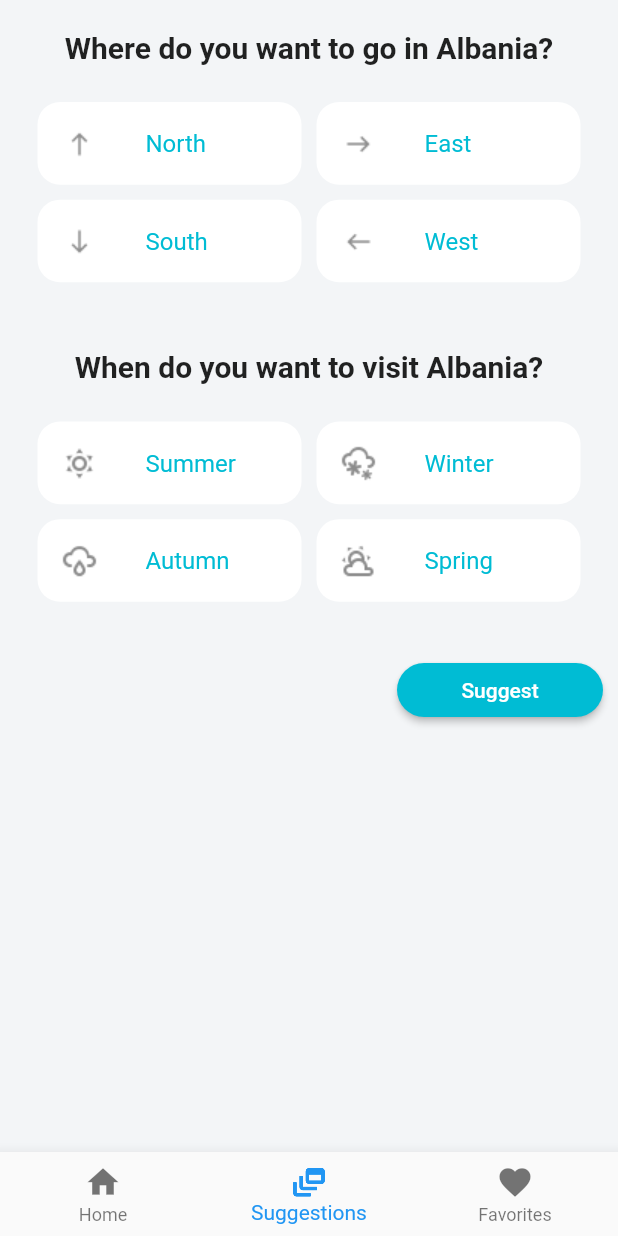
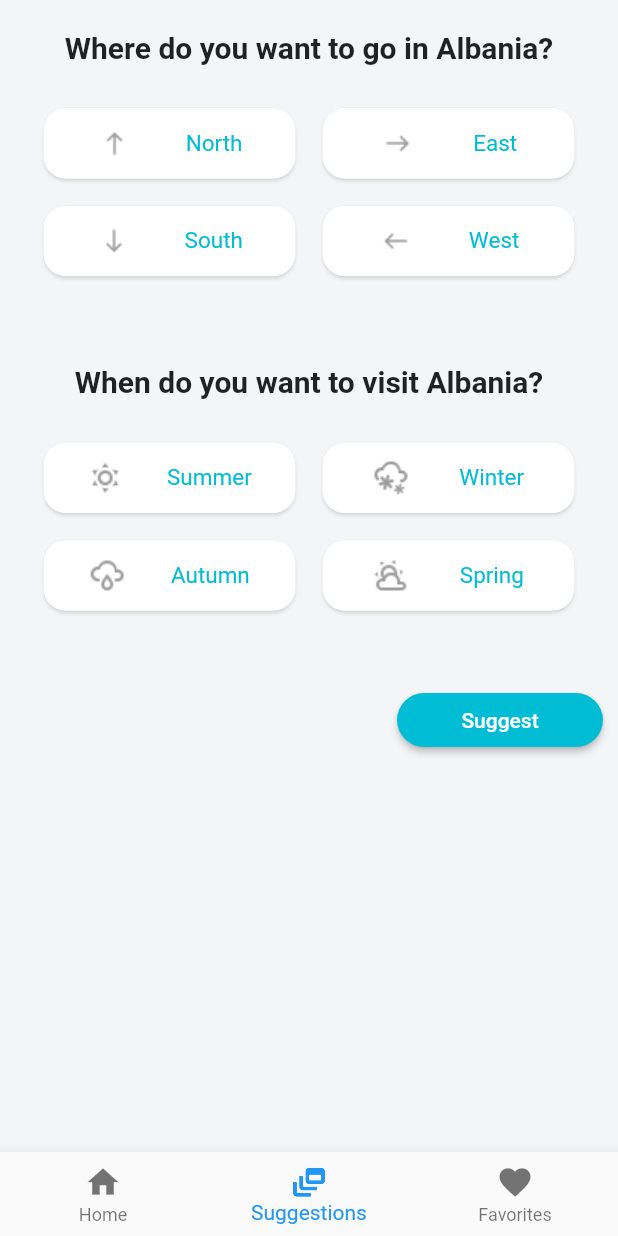
Before and after one commit to event-h0r1zon/AlbaniaGo, a Flutter app: the SuggestionsScreen screen opened by its route, on a phone screen of 412 x 824 dp. Run offline on Flutter 3.47's test engine with Material 2 defaults, Android fonts, the phone set to English and light mode, and no system bars; our stand-ins replace font_awesome_flutter, shared_preferences; accounts and stored records are empty; network calls fail.

Commit message:
Early Version

```diff
--- a/lib/providers/places.dart
+++ b/lib/providers/places.dart
@@ -35,7 +35,7 @@ class Places with ChangeNotifier {
   }
 
   Future<void> fetchPlaces() async {
-    const url = 'http://10.0.2.2:3000/places';
+    const url = 'http://192.168.1.5:3000/places';
     try {
       final response = await http.get(url);
       final data = json.decode(response.body);
--- a/lib/providers/sights.dart
+++ b/lib/providers/sights.dart
@@ -22,7 +22,7 @@ class PlaceSights with ChangeNotifier {
   }
 
   Future<void> fetchSights(String placeID) async {
-    var url = 'http://10.0.2.2:3000/places/$placeID/sights';
+    var url = 'http://192.168.1.5:3000/places/$placeID/sights';
     try {
       final response = await http.get(url);
       final data = json.decode(response.body);
--- a/lib/providers/suggestion.dart
+++ b/lib/providers/suggestion.dart
@@ -79,22 +79,10 @@ class _SuggestionTilesState extends State<SuggestionTiles> {
             .suggestionsCategories[widget.name]
             .suggestions;
     return Container(
-      height: 40,
-      width: 180,
       margin: EdgeInsets.all(5),
       child: ClipRRect(
         borderRadius: BorderRadius.circular(15),
-        child: ListTile(
-          shape: RoundedRectangleBorder(
-            borderRadius: BorderRadius.circular(15),
-          ),
-          title: Text(
-            suggestions[widget.index].text,
-            style: TextStyle(color: Colors.cyan),
-          ),
-          tileColor: suggestions[widget.index].active
-              ? Color(0xFFebfeff)
-              : Colors.white,
+        child: GestureDetector(
           onTap: () {
             setState(() {
               switch (widget.name) {
@@ -112,8 +100,31 @@ class _SuggestionTilesState extends State<SuggestionTiles> {
               suggestions[widget.index].toggleActivation();
             });
           },
-          leading: ImageIcon(
-            suggestions[widget.index].icon,
+          child: Card(
+            shadowColor: Colors.white,
+            shape: RoundedRectangleBorder(
+              borderRadius: BorderRadius.circular(15),
+            ),
+            child: Row(
+              mainAxisAlignment: MainAxisAlignment.spaceEvenly,
+              children: <Widget>[
+                ImageIcon(
+                  suggestions[widget.index].icon,
+                  color: Colors.grey,
+                ),
+                Text(
+                  suggestions[widget.index].text,
+                  style: TextStyle(
+                    color: Colors.cyan,
+                    fontSize: 15,
+                  ),
+                  textAlign: TextAlign.start,
+                ),
+              ],
+            ),
+            color: suggestions[widget.index].active
+                ? Color(0xFFebfeff)
+                : Colors.white,
           ),
         ),
       ),
--- a/lib/screens/suggestions.dart
+++ b/lib/screens/suggestions.dart
@@ -64,7 +64,7 @@ class _SuggestionsScreenState extends State<SuggestionsScreen> {
             ),
             Container(
               margin: EdgeInsets.all(10),
-              height: 150,
+              height: 160,
               child: GridView.count(
                 childAspectRatio: 2 / 0.7,
                 crossAxisCount: 2,
@@ -86,7 +86,7 @@ class _SuggestionsScreenState extends State<SuggestionsScreen> {
             ),
             Container(
               margin: EdgeInsets.all(10),
-              height: 150,
+              height: 160,
               child: GridView.count(
                 childAspectRatio: 2 / 0.7,
                 crossAxisCount: 2,
--- a/pubspec.yaml
+++ b/pubspec.yaml
@@ -21,6 +21,7 @@ environment:
   sdk: ">=2.7.0 <3.0.0"
 
 dependencies:
+  font_awesome_flutter: ^8.11.0
   flutter:
     sdk: flutter
   provider: ^4.3.2+3
```
Also changed, not shown: lib/models/sightsargs.dart (deleted, +0 -7 lines), lib/screens/sights_screen.dart (+6 -6 lines), lib/widgets/placesCard.dart (+27 -18 lines), lib/widgets/sightsWidget.dart (+116 -19 lines), pubspec.lock, 1 other file.
